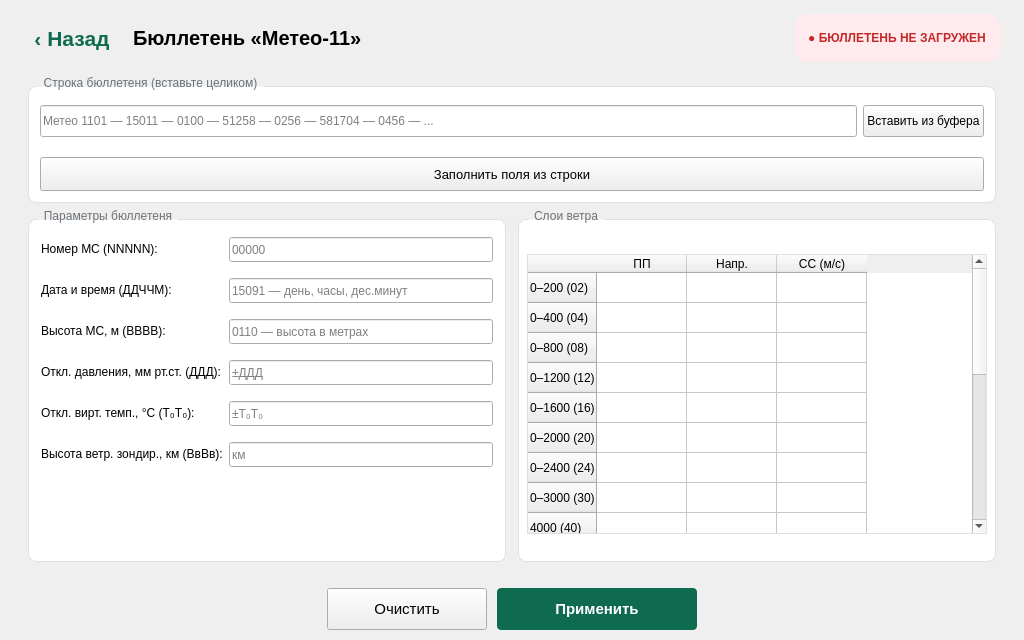
First picture: the form in Meteo11.ui, repository Pobryakushka/MMK, before the edit.
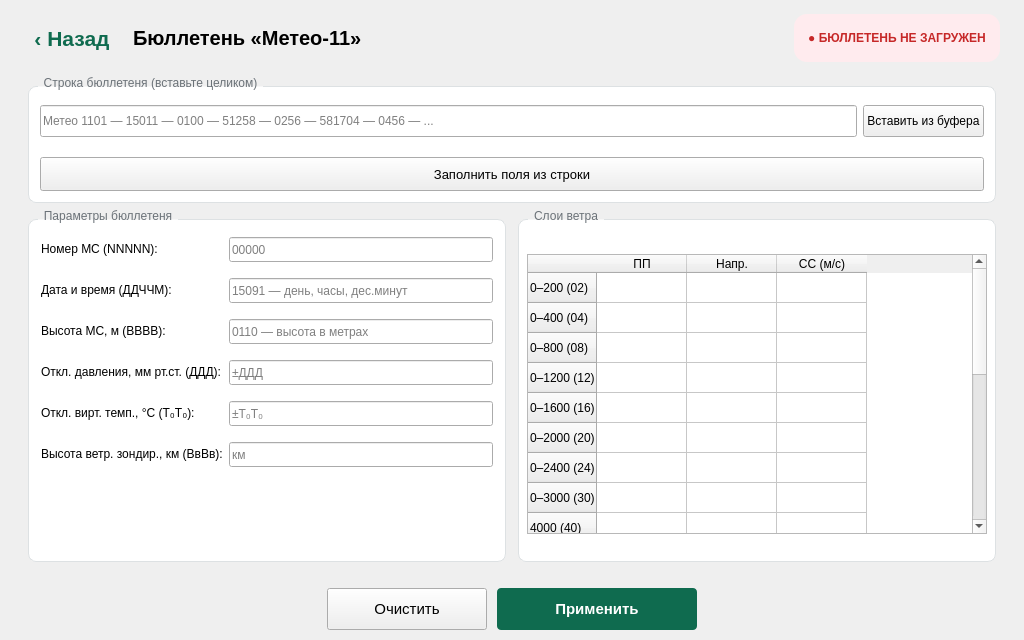
Second picture: the form after the edit.

```diff
--- a/Meteo11.ui
+++ b/Meteo11.ui
@@ -638,9 +638,6 @@
             <property name="verticalScrollBarPolicy">
              <enum>Qt::ScrollBarAsNeeded</enum>
             </property>
-            <property name="styleSheet">
-             <string notr="true">QTableWidget { border: 1px solid #DDE1E3; }</string>
-            </property>
             <attribute name="horizontalHeaderDefaultSectionSize">
              <number>90</number>
             </attribute>
```
